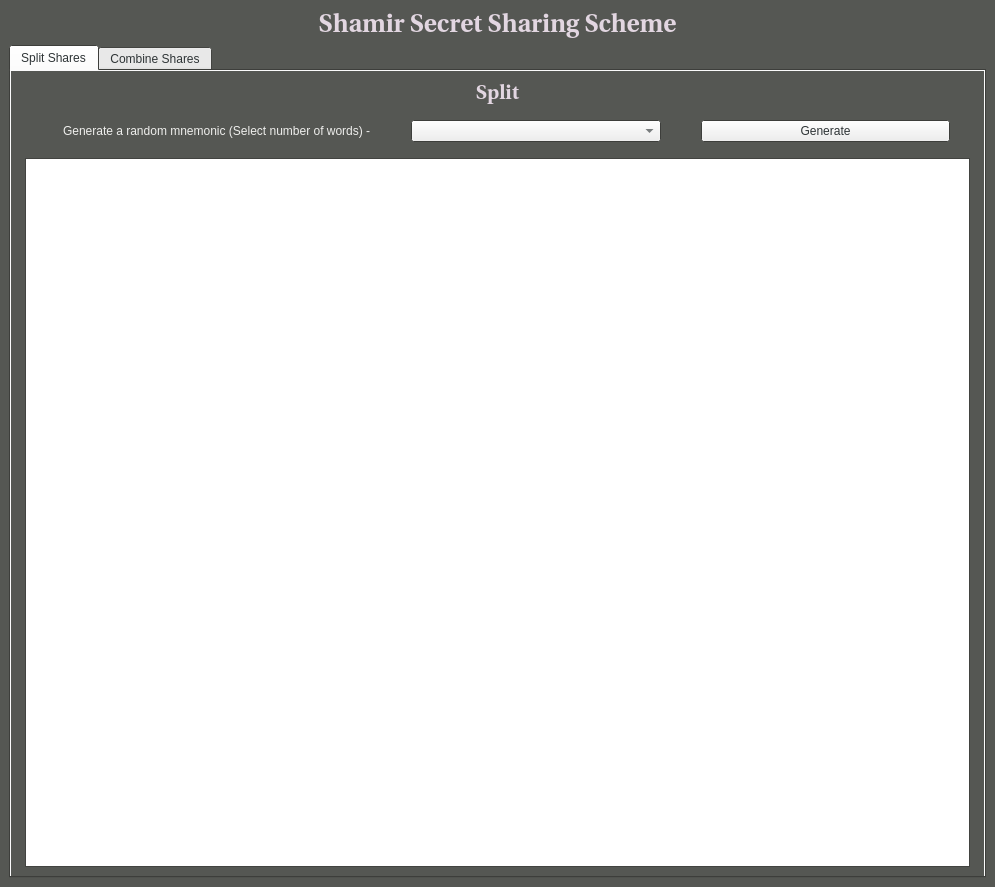
Old version of the form secret-shares-app/app_ui.ui in the repository ChakshuGupta/secret-share.
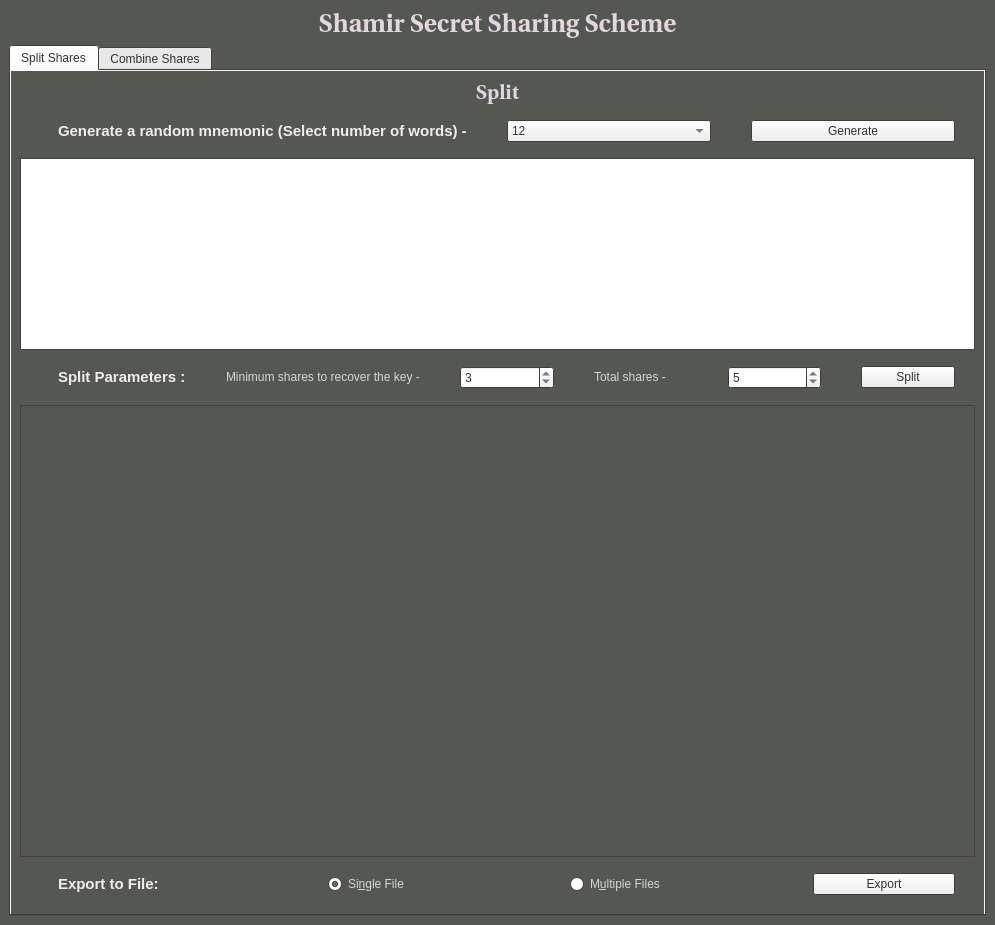
New version of the form.

What changed in the file:
```diff
--- a/secret-shares-app/app_ui.ui
+++ b/secret-shares-app/app_ui.ui
@@ -393,15 +393,7 @@
          <attribute name="title">
           <string>Split Shares</string>
          </attribute>
-         <layout class="QVBoxLayout" name="verticalLayout_4">
-          <item>
            <layout class="QVBoxLayout" name="verticalLayout_2">
-            <property name="leftMargin">
-             <number>5</number>
-            </property>
-            <property name="rightMargin">
-             <number>5</number>
-            </property>
             <item>
              <widget class="QLabel" name="splitLabel">
               <property name="palette">
@@ -519,6 +511,13 @@
                   </disabled>
                  </palette>
                 </property>
+              <property name="font">
+               <font>
+                <pointsize>11</pointsize>
+                <weight>75</weight>
+                <bold>true</bold>
+               </font>
+              </property>
                 <property name="text">
                  <string>Generate a random mnemonic (Select number of words) -</string>
                 </property>
@@ -530,8 +529,33 @@
               <item>
                <widget class="QComboBox" name="numberWords">
                 <property name="currentIndex">
-                 <number>-1</number>
-                </property>
+               <number>0</number>
+              </property>
+              <item>
+               <property name="text">
+                <string>12</string>
+               </property>
+              </item>
+              <item>
+               <property name="text">
+                <string>15</string>
+               </property>
+              </item>
+              <item>
+               <property name="text">
+                <string>18</string>
+               </property>
+              </item>
+              <item>
+               <property name="text">
+                <string>21</string>
+               </property>
+              </item>
+              <item>
+               <property name="text">
+                <string>24</string>
+               </property>
+              </item>
                </widget>
               </item>
               <item>
@@ -544,7 +568,466 @@
              </layout>
             </item>
             <item>
-             <widget class="QTextEdit" name="mnemonicsTextEdit"/>
+           <widget class="QTextEdit" name="mnemonicsTextEdit">
+            <property name="sizePolicy">
+             <sizepolicy hsizetype="Expanding" vsizetype="Fixed">
+              <horstretch>0</horstretch>
+              <verstretch>0</verstretch>
+             </sizepolicy>
+            </property>
+            <property name="minimumSize">
+             <size>
+              <width>0</width>
+              <height>100</height>
+             </size>
+            </property>
+           </widget>
+          </item>
+          <item>
+           <layout class="QHBoxLayout" name="horizontalLayout_3">
+            <property name="spacing">
+             <number>40</number>
+            </property>
+            <property name="leftMargin">
+             <number>8</number>
+            </property>
+            <property name="topMargin">
+             <number>10</number>
+            </property>
+            <property name="rightMargin">
+             <number>20</number>
+            </property>
+            <property name="bottomMargin">
+             <number>10</number>
+            </property>
+            <item>
+             <widget class="QLabel" name="splitParamLabel">
+              <property name="sizePolicy">
+               <sizepolicy hsizetype="Preferred" vsizetype="Fixed">
+                <horstretch>0</horstretch>
+                <verstretch>0</verstretch>
+               </sizepolicy>
+              </property>
+              <property name="palette">
+               <palette>
+                <active>
+                 <colorrole role="WindowText">
+                  <brush brushstyle="SolidPattern">
+                   <color alpha="255">
+                    <red>238</red>
+                    <green>238</green>
+                    <blue>236</blue>
+                   </color>
+                  </brush>
+                 </colorrole>
+                </active>
+                <inactive>
+                 <colorrole role="WindowText">
+                  <brush brushstyle="SolidPattern">
+                   <color alpha="255">
+                    <red>238</red>
+                    <green>238</green>
+                    <blue>236</blue>
+                   </color>
+                  </brush>
+                 </colorrole>
+                </inactive>
+                <disabled>
+                 <colorrole role="WindowText">
+                  <brush brushstyle="SolidPattern">
+                   <color alpha="255">
+                    <red>190</red>
+                    <green>190</green>
+                    <blue>190</blue>
+                   </color>
+                  </brush>
+                 </colorrole>
+                </disabled>
+               </palette>
+              </property>
+              <property name="font">
+               <font>
+                <pointsize>11</pointsize>
+                <weight>75</weight>
+                <bold>true</bold>
+               </font>
+              </property>
+              <property name="text">
+               <string>Split Parameters :</string>
+              </property>
+              <property name="indent">
+               <number>30</number>
+              </property>
+             </widget>
+            </item>
+            <item>
+             <widget class="QLabel" name="mLabel">
+              <property name="sizePolicy">
+               <sizepolicy hsizetype="Preferred" vsizetype="Fixed">
+                <horstretch>0</horstretch>
+                <verstretch>0</verstretch>
+               </sizepolicy>
+              </property>
+              <property name="palette">
+               <palette>
+                <active>
+                 <colorrole role="WindowText">
+                  <brush brushstyle="SolidPattern">
+                   <color alpha="255">
+                    <red>211</red>
+                    <green>215</green>
+                    <blue>207</blue>
+                   </color>
+                  </brush>
+                 </colorrole>
+                </active>
+                <inactive>
+                 <colorrole role="WindowText">
+                  <brush brushstyle="SolidPattern">
+                   <color alpha="255">
+                    <red>211</red>
+                    <green>215</green>
+                    <blue>207</blue>
+                   </color>
+                  </brush>
+                 </colorrole>
+                </inactive>
+                <disabled>
+                 <colorrole role="WindowText">
+                  <brush brushstyle="SolidPattern">
+                   <color alpha="255">
+                    <red>190</red>
+                    <green>190</green>
+                    <blue>190</blue>
+                   </color>
+                  </brush>
+                 </colorrole>
+                </disabled>
+               </palette>
+              </property>
+              <property name="text">
+               <string>Minimum shares to recover the key -</string>
+              </property>
+             </widget>
+            </item>
+            <item>
+             <widget class="QSpinBox" name="mBox">
+              <property name="value">
+               <number>3</number>
+              </property>
+             </widget>
+            </item>
+            <item>
+             <widget class="QLabel" name="nLabel">
+              <property name="sizePolicy">
+               <sizepolicy hsizetype="Preferred" vsizetype="Fixed">
+                <horstretch>0</horstretch>
+                <verstretch>0</verstretch>
+               </sizepolicy>
+              </property>
+              <property name="palette">
+               <palette>
+                <active>
+                 <colorrole role="WindowText">
+                  <brush brushstyle="SolidPattern">
+                   <color alpha="255">
+                    <red>211</red>
+                    <green>215</green>
+                    <blue>207</blue>
+                   </color>
+                  </brush>
+                 </colorrole>
+                </active>
+                <inactive>
+                 <colorrole role="WindowText">
+                  <brush brushstyle="SolidPattern">
+                   <color alpha="255">
+                    <red>211</red>
+                    <green>215</green>
+                    <blue>207</blue>
+                   </color>
+                  </brush>
+                 </colorrole>
+                </inactive>
+                <disabled>
+                 <colorrole role="WindowText">
+                  <brush brushstyle="SolidPattern">
+                   <color alpha="255">
+                    <red>190</red>
+                    <green>190</green>
+                    <blue>190</blue>
+                   </color>
+                  </brush>
+                 </colorrole>
+                </disabled>
+               </palette>
+              </property>
+              <property name="text">
+               <string>Total shares -</string>
+              </property>
+             </widget>
+            </item>
+            <item>
+             <widget class="QSpinBox" name="nBox">
+              <property name="value">
+               <number>5</number>
+              </property>
+             </widget>
+            </item>
+            <item>
+             <widget class="QPushButton" name="splitButton">
+              <property name="text">
+               <string>Split</string>
+              </property>
+             </widget>
+            </item>
+           </layout>
+          </item>
+          <item>
+           <widget class="QTextBrowser" name="sharesTextBrowser">
+            <property name="enabled">
+             <bool>false</bool>
+            </property>
+            <property name="sizePolicy">
+             <sizepolicy hsizetype="Expanding" vsizetype="Expanding">
+              <horstretch>0</horstretch>
+              <verstretch>0</verstretch>
+             </sizepolicy>
+            </property>
+            <property name="minimumSize">
+             <size>
+              <width>0</width>
+              <height>450</height>
+             </size>
+            </property>
+            <property name="palette">
+             <palette>
+              <active>
+               <colorrole role="Text">
+                <brush brushstyle="SolidPattern">
+                 <color alpha="255">
+                  <red>238</red>
+                  <green>238</green>
+                  <blue>236</blue>
+                 </color>
+                </brush>
+               </colorrole>
+              </active>
+              <inactive>
+               <colorrole role="Text">
+                <brush brushstyle="SolidPattern">
+                 <color alpha="255">
+                  <red>238</red>
+                  <green>238</green>
+                  <blue>236</blue>
+                 </color>
+                </brush>
+               </colorrole>
+              </inactive>
+              <disabled>
+               <colorrole role="Text">
+                <brush brushstyle="SolidPattern">
+                 <color alpha="255">
+                  <red>190</red>
+                  <green>190</green>
+                  <blue>190</blue>
+                 </color>
+                </brush>
+               </colorrole>
+              </disabled>
+             </palette>
+            </property>
+           </widget>
+          </item>
+          <item>
+           <layout class="QHBoxLayout" name="horizontalLayout_4">
+            <property name="spacing">
+             <number>100</number>
+            </property>
+            <property name="leftMargin">
+             <number>8</number>
+            </property>
+            <property name="topMargin">
+             <number>10</number>
+            </property>
+            <property name="rightMargin">
+             <number>20</number>
+            </property>
+            <property name="bottomMargin">
+             <number>10</number>
+            </property>
+            <item>
+             <widget class="QLabel" name="exportLabel">
+              <property name="sizePolicy">
+               <sizepolicy hsizetype="Preferred" vsizetype="Fixed">
+                <horstretch>0</horstretch>
+                <verstretch>0</verstretch>
+               </sizepolicy>
+              </property>
+              <property name="minimumSize">
+               <size>
+                <width>200</width>
+                <height>0</height>
+               </size>
+              </property>
+              <property name="palette">
+               <palette>
+                <active>
+                 <colorrole role="WindowText">
+                  <brush brushstyle="SolidPattern">
+                   <color alpha="255">
+                    <red>238</red>
+                    <green>238</green>
+                    <blue>236</blue>
+                   </color>
+                  </brush>
+                 </colorrole>
+                </active>
+                <inactive>
+                 <colorrole role="WindowText">
+                  <brush brushstyle="SolidPattern">
+                   <color alpha="255">
+                    <red>238</red>
+                    <green>238</green>
+                    <blue>236</blue>
+                   </color>
+                  </brush>
+                 </colorrole>
+                </inactive>
+                <disabled>
+                 <colorrole role="WindowText">
+                  <brush brushstyle="SolidPattern">
+                   <color alpha="255">
+                    <red>190</red>
+                    <green>190</green>
+                    <blue>190</blue>
+                   </color>
+                  </brush>
+                 </colorrole>
+                </disabled>
+               </palette>
+              </property>
+              <property name="font">
+               <font>
+                <pointsize>11</pointsize>
+                <weight>75</weight>
+                <bold>true</bold>
+               </font>
+              </property>
+              <property name="text">
+               <string>Export to File:</string>
+              </property>
+              <property name="scaledContents">
+               <bool>false</bool>
+              </property>
+              <property name="indent">
+               <number>30</number>
+              </property>
+             </widget>
+            </item>
+            <item>
+             <widget class="QRadioButton" name="radioButton">
+              <property name="palette">
+               <palette>
+                <active>
+                 <colorrole role="WindowText">
+                  <brush brushstyle="SolidPattern">
+                   <color alpha="255">
+                    <red>211</red>
+                    <green>215</green>
+                    <blue>207</blue>
+                   </color>
+                  </brush>
+                 </colorrole>
+                </active>
+                <inactive>
+                 <colorrole role="WindowText">
+                  <brush brushstyle="SolidPattern">
+                   <color alpha="255">
+                    <red>211</red>
+                    <green>215</green>
+                    <blue>207</blue>
+                   </color>
+                  </brush>
+                 </colorrole>
+                </inactive>
+                <disabled>
+                 <colorrole role="WindowText">
+                  <brush brushstyle="SolidPattern">
+                   <color alpha="255">
+                    <red>190</red>
+                    <green>190</green>
+                    <blue>190</blue>
+                   </color>
+                  </brush>
+                 </colorrole>
+                </disabled>
+               </palette>
+              </property>
+              <property name="text">
+               <string>Si&amp;ngle File</string>
+              </property>
+              <property name="checked">
+               <bool>true</bool>
+              </property>
+              <attribute name="buttonGroup">
+               <string notr="true">buttonGroup</string>
+              </attribute>
+             </widget>
+            </item>
+            <item>
+             <widget class="QRadioButton" name="radioButton_2">
+              <property name="palette">
+               <palette>
+                <active>
+                 <colorrole role="WindowText">
+                  <brush brushstyle="SolidPattern">
+                   <color alpha="255">
+                    <red>211</red>
+                    <green>215</green>
+                    <blue>207</blue>
+                   </color>
+                  </brush>
+                 </colorrole>
+                </active>
+                <inactive>
+                 <colorrole role="WindowText">
+                  <brush brushstyle="SolidPattern">
+                   <color alpha="255">
+                    <red>211</red>
+                    <green>215</green>
+                    <blue>207</blue>
+                   </color>
+                  </brush>
+                 </colorrole>
+                </inactive>
+                <disabled>
+                 <colorrole role="WindowText">
+                  <brush brushstyle="SolidPattern">
+                   <color alpha="255">
+                    <red>190</red>
+                    <green>190</green>
+                    <blue>190</blue>
+                   </color>
+                  </brush>
+                 </colorrole>
+                </disabled>
+               </palette>
+              </property>
+              <property name="text">
+               <string>M&amp;ultiple Files</string>
+              </property>
+              <attribute name="buttonGroup">
+               <string notr="true">buttonGroup</string>
+              </attribute>
+             </widget>
+            </item>
+            <item>
+             <widget class="QPushButton" name="exportButton">
+              <property name="text">
+               <string>Export</string>
+              </property>
+             </widget>
             </item>
            </layout>
           </item>
```
Left out of the diff: 5 changed lines with no effect on the pictures. Lines whose indentation alone changed are shown as unchanged.
